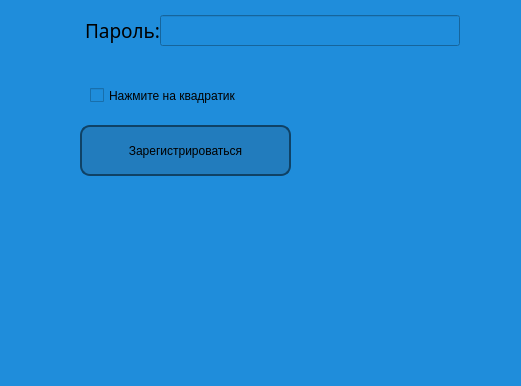
Old version of the form Main_Window.ui in the repository Vova1707/VizSQL; both pictures show x 140 to 661 and y 334 to 720 of the 1060 by 720 pixel window.
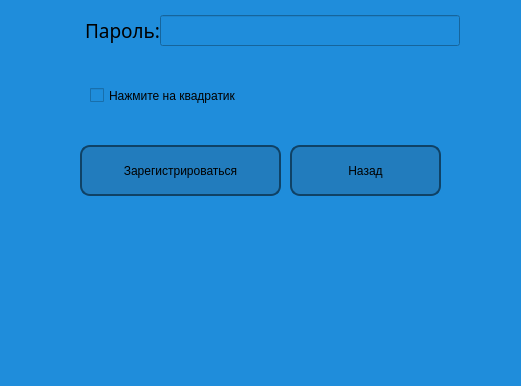
New version of the form. Icons and pictures are not drawn.

What changed in the file:
```diff
--- a/Main_Window.ui
+++ b/Main_Window.ui
@@ -381,9 +381,9 @@
          <widget class="QPushButton" name="newuser_button">
           <property name="geometry">
            <rect>
-            <x>220</x>
-            <y>460</y>
-            <width>211</width>
+            <x>430</x>
+            <y>480</y>
+            <width>151</width>
             <height>51</height>
            </rect>
           </property>
@@ -400,7 +400,7 @@
     }</string>
           </property>
           <property name="text">
-           <string>Зарегистрироваться</string>
+           <string>Назад</string>
           </property>
          </widget>
          <widget class="QLabel" name="newuser_error_text">
@@ -425,6 +425,31 @@
            <string/>
           </property>
          </widget>
+         <widget class="QPushButton" name="newuser_button_3">
+          <property name="geometry">
+           <rect>
+            <x>220</x>
+            <y>480</y>
+            <width>201</width>
+            <height>51</height>
+           </rect>
+          </property>
+          <property name="styleSheet">
+           <string notr="true">QPushButton {
+    border: 2px solid #0f4266;
+    border-radius: 10px;
+    background: #227cbd;
+    padding: 5px;
+    }
+
+QPushButton:hover {
+    background: #31c3d6;
+    }</string>
+          </property>
+          <property name="text">
+           <string>Зарегистрироваться</string>
+          </property>
+         </widget>
         </widget>
        </widget>
        <widget class="QWidget" name="main_menu">
```
Left out of the diff: 2 changed lines with no effect on the pictures.
